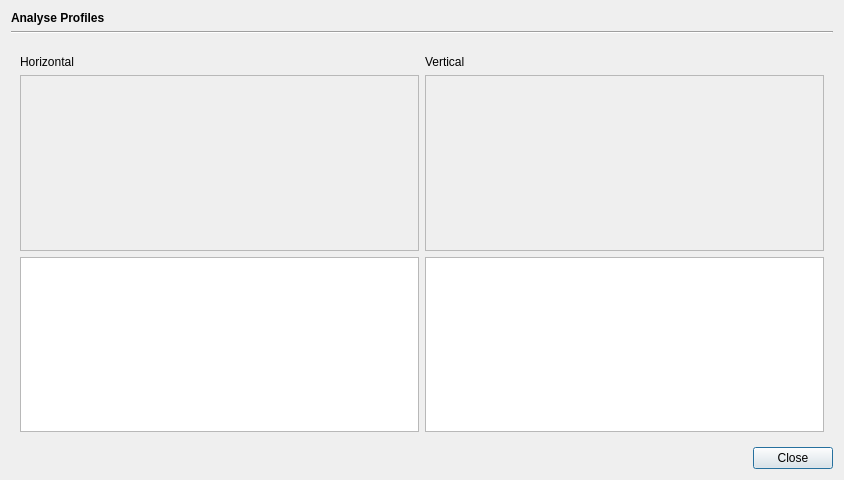
This is src/plugins/analyseprofiledialog.ui in braeun/FitsIP as Qt 5 draws it before an edit. The edited form follows.
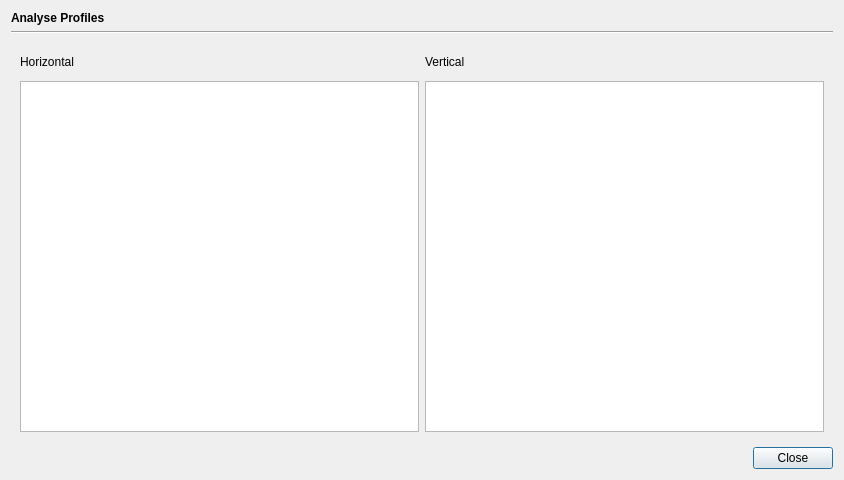
This is the edited form. Custom widgets are drawn as their Qt base class.

The edit to the form file:
```diff
--- a/src/plugins/analyseprofiledialog.ui
+++ b/src/plugins/analyseprofiledialog.ui
@@ -74,7 +74,7 @@
         <property name="sizePolicy">
          <sizepolicy hsizetype="Preferred" vsizetype="Preferred">
           <horstretch>0</horstretch>
-          <verstretch>1</verstretch>
+          <verstretch>0</verstretch>
          </sizepolicy>
         </property>
         <property name="frameShape">
@@ -93,6 +93,11 @@
           <verstretch>1</verstretch>
          </sizepolicy>
         </property>
+        <property name="font">
+         <font>
+          <family>FreeMono</family>
+         </font>
+        </property>
        </widget>
       </item>
       <item row="3" column="1">
@@ -103,6 +108,11 @@
           <verstretch>1</verstretch>
          </sizepolicy>
         </property>
+        <property name="font">
+         <font>
+          <family>FreeMono</family>
+         </font>
+        </property>
        </widget>
       </item>
      </layout>
```
Left out of the diff: 12 changed lines with no effect on the pictures.
